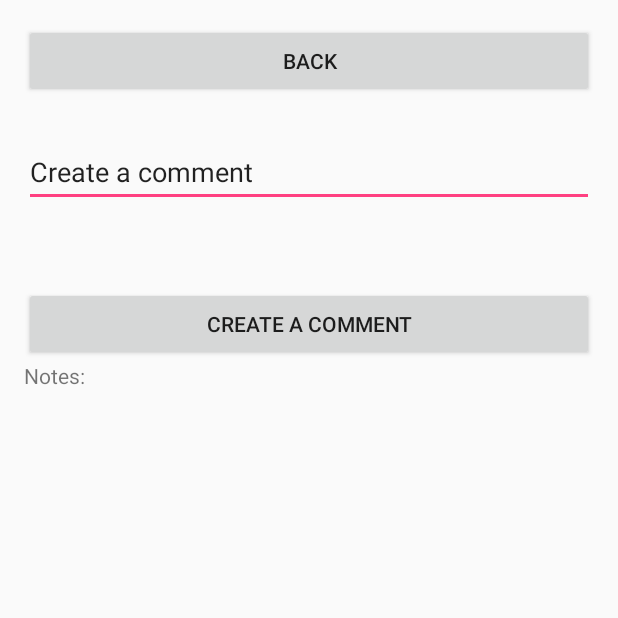
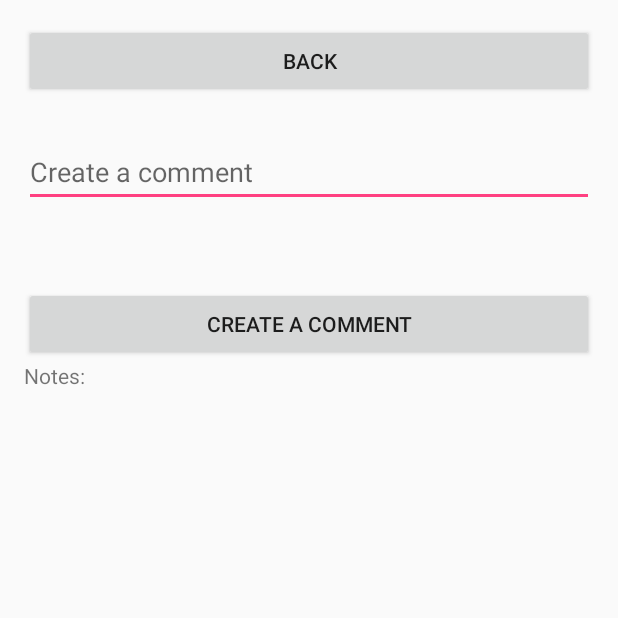
Before and after one commit to H-Huang/Whats-Happening, an Android app: the CommentActivity screen opened directly, with no data from a screen before it, after a tap on "CREATE A COMMENT", on a phone screen of 412 x 824 dp, the top half of it. Run offline under Robolectric (Android 15) with nearby library versions, the phone set to English and light mode, and no system bars; our stand-ins replace Volley; network calls fail; 2 statements that could not run were skipped.

Commit message:
comments working

```diff
--- a/app/src/main/java/csm117/whatshappening/CommentActivity.java
+++ b/app/src/main/java/csm117/whatshappening/CommentActivity.java
@@ -73,6 +73,8 @@ public class CommentActivity extends AppCompatActivity {
                 final String comment_text = comment_edit_text.getText().toString();
                 makeComment(create_comments_url, comment_text, id_string);
                 Intent i = new Intent(getApplicationContext(),CommentActivity.class);
+                Integer id_final = Integer.parseInt(id_string);
+                i.putExtra("location_id", id_final);
                 startActivity(i);
                 finish();
             }
--- a/app/src/main/res/layout/activity_comment.xml
+++ b/app/src/main/res/layout/activity_comment.xml
@@ -32,13 +32,13 @@
             android:layout_width="match_parent"
             android:layout_height="wrap_content"
             android:inputType="textPersonName"
-            android:text="Create a comment"
             android:ems="10"
             android:id="@+id/create"
             android:layout_marginTop="26dp"
             android:layout_below="@+id/back_button"
             android:layout_centerHorizontal="true"
-            android:layout_weight="1" />
+            android:layout_weight="1"
+            android:hint="Create a comment" />
 
         <Button
             android:text="Create a comment"
```
Also changed, not shown: app/src/main/java/csm117/whatshappening/MapsActivity.java (+3 -5 lines).
